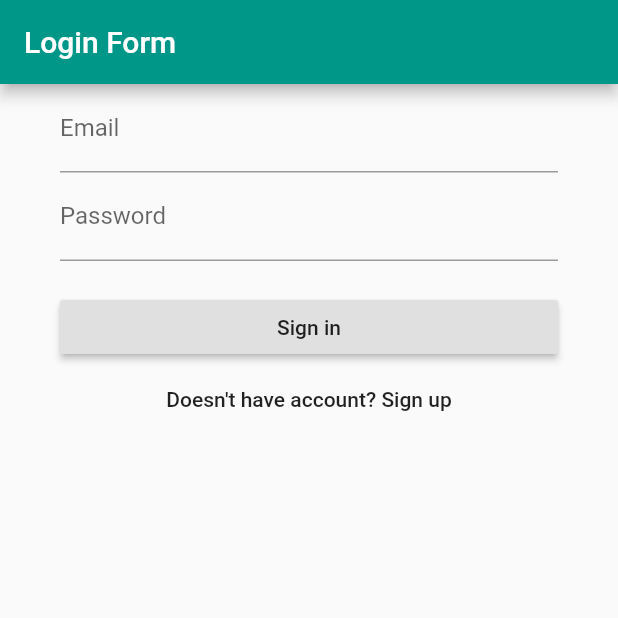
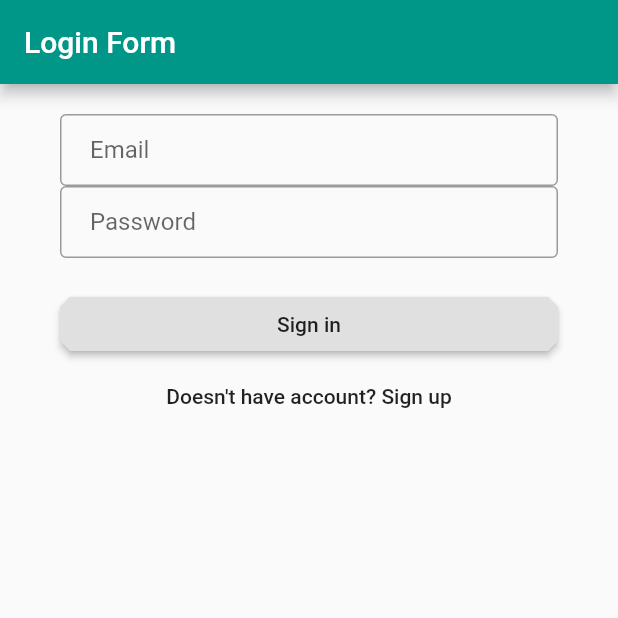
Before and after one commit to keeran2488/todaysassignment, a Flutter app: the screen it shows after launch, on a phone screen of 412 x 824 dp, the top half of it. Run offline on Flutter 3.47's test engine with Material 2 defaults, Android fonts, the phone set to English and light mode, and no system bars; our stand-ins replace cloud_firestore, firebase_auth, firebase_messaging; accounts and stored records are empty.

Commit message:
extrated text form field into custom form field

```diff
--- a/lib/auth.dart
+++ b/lib/auth.dart
@@ -3,6 +3,8 @@ import 'package:flutter/material.dart';
 import 'dart:async';
 
 import 'package:todaysassignment/functions/constants.dart';
+
+import 'package:todaysassignment/custom_plugin/inputfield.dart';
 
 class LogInForm extends StatefulWidget {
   @override
@@ -47,7 +49,6 @@ class _LogInFormState extends State<LogInForm> {
                 horizontal: kDefaultPadding * 2,
               ),
               children: buildInputs() + buildButtons(),
-
             ),
           ),
         ));
@@ -55,7 +56,30 @@ class _LogInFormState extends State<LogInForm> {
 
   List<Widget> buildInputs() {
     return <Widget>[
-      TextFormField(
+      SizedBox(
+        height: kDefaultPadding,
+      ),
+//      TextFormField(
+//        validator: (input) {
+//          if (input.isEmpty) {
+//            return "Please type an email.";
+//          } else if (!input.contains("@")) {
+//            return "Enter a valid email.";
+//          }
+//          return null;
+//        },
+//        onSaved: (input) => _email = input,
+//        decoration: InputDecoration(
+//          labelText: 'Email',
+//          border: OutlineInputBorder(),
+//          contentPadding: EdgeInsets.symmetric(
+//            vertical: 0,
+//            horizontal: kDefaultPadding,
+//          ),
+//        ),
+//      ),
+      CustomTextForm(
+        title: 'Email',
         validator: (input) {
           if (input.isEmpty) {
             return "Please type an email.";
@@ -65,9 +89,9 @@ class _LogInFormState extends State<LogInForm> {
           return null;
         },
         onSaved: (input) => _email = input,
-        decoration: InputDecoration(labelText: 'Email'),
       ),
-      TextFormField(
+      CustomTextForm(
+        title: 'Password',
         validator: (input) {
           if (input.isEmpty) {
             return 'Your password needs to be atleast 6 characters.';
@@ -75,8 +99,6 @@ class _LogInFormState extends State<LogInForm> {
           return null;
         },
         onSaved: (input) => _password = input,
-        decoration: InputDecoration(labelText: 'Password'),
-        obscureText: true,
       ),
       SizedBox(
         height: kDefaultPadding,
@@ -88,6 +110,10 @@ class _LogInFormState extends State<LogInForm> {
     if (_formType == FormType.login) {
       return <Widget>[
         RaisedButton(
+          shape: BeveledRectangleBorder(
+            borderRadius:
+                BorderRadius.all(Radius.circular(kDefaultPadding / 3)),
+          ),
           onPressed: signIn,
           child: Text("Sign in"),
         ),
@@ -99,6 +125,9 @@ class _LogInFormState extends State<LogInForm> {
     }
     return <Widget>[
       RaisedButton(
+        shape: BeveledRectangleBorder(
+          borderRadius: BorderRadius.all(Radius.circular(kDefaultPadding / 3)),
+        ),
         onPressed: signIn,
         child: Text("Sign up"),
       ),
--- /dev/null
+++ b/lib/custom_plugin/inputfield.dart
@@ -0,0 +1,28 @@
+import 'package:flutter/material.dart';
+import 'package:todaysassignment/functions/constants.dart';
+
+
+class CustomTextForm extends StatelessWidget {
+
+  final Function onSaved;
+  final Function validator;
+  final String title;
+
+  CustomTextForm({@required this.onSaved, @required this.validator, @required this.title});
+
+  @override
+  Widget build(BuildContext context) {
+    return TextFormField(
+      validator: this.validator,
+      onSaved: this.onSaved,
+      decoration: InputDecoration(
+        labelText: this.title,
+        border: OutlineInputBorder(),
+        contentPadding: EdgeInsets.symmetric(
+          vertical: 0,
+          horizontal: kDefaultPadding,
+        ),
+      ),
+    );
+  }
+}
```
